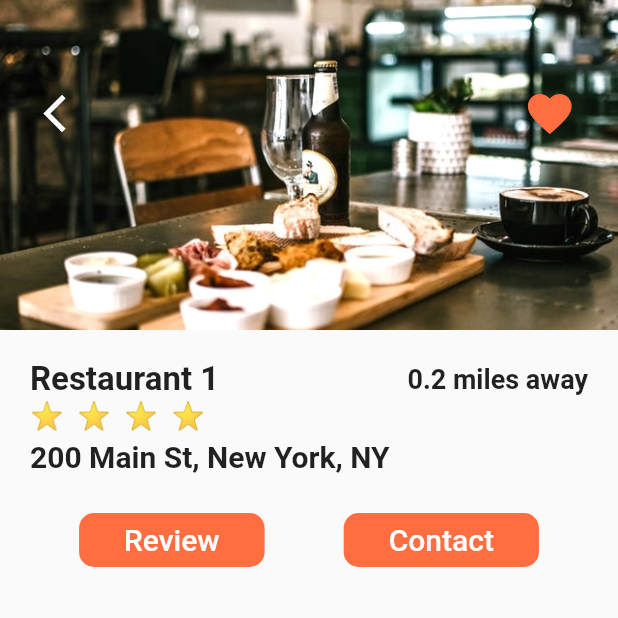
After one commit to merkyRobs/zappy_restro, a Flutter app: the screen it shows after launch, after a tap on "Restaurant 1", on a phone screen of 412 x 824 dp, the top half of it. The commit adds this screen. Run offline on Flutter 3.47's test engine with Material 2 defaults, Android fonts, the phone set to English and light mode, and no system bars.

Commit message:
Add the restaurant screen

```diff
--- a/lib/screens/home.dart
+++ b/lib/screens/home.dart
@@ -3,6 +3,8 @@ import 'package:zappy_restro/data/data.dart';
 import 'package:zappy_restro/model/restaurant.dart';
 import 'package:zappy_restro/widgets/rating_starts.dart';
 import 'package:zappy_restro/widgets/recent_orders.dart';
+
+import 'restauranr_screen.dart';
 
 class HomeScreen extends StatefulWidget {
   @override
@@ -13,7 +15,14 @@ class _HomeState extends State<HomeScreen> {
   _buildRestaurant() {
     List<Widget> restaurantList = [];
     restaurants.forEach((Restaurant restaurant) {
-      restaurantList.add(Container(
+      restaurantList.add(GestureDetector(
+        onTap: () => Navigator.push(
+          context,
+          MaterialPageRoute(
+            builder: (_) => RestaurantScreen(restaurant: restaurant),
+          ),
+        ),
+        child: Container(
           margin: EdgeInsets.symmetric(horizontal: 20.0, vertical: 10.0),
           decoration: BoxDecoration(
               color: Colors.white,
@@ -26,11 +35,14 @@ class _HomeState extends State<HomeScreen> {
             children: <Widget>[
               ClipRRect(
                 borderRadius: BorderRadius.circular(15.0),
+                child: Hero(
+                  tag: restaurant.imageUrl,
                   child: Image(
                     height: 150.0,
                     width: 150.0,
                     image: AssetImage(restaurant.imageUrl),
                     fit: BoxFit.cover,
+                  ),
                 ),
               ),
               Container(
@@ -41,8 +53,8 @@ class _HomeState extends State<HomeScreen> {
                   children: <Widget>[
                     Text(
                       restaurant.name,
-                    style:
-                        TextStyle(fontSize: 20.0, fontWeight: FontWeight.bold),
+                      style: TextStyle(
+                          fontSize: 20.0, fontWeight: FontWeight.bold),
                       overflow: TextOverflow.ellipsis,
                     ),
                     RatingStars(restaurant.rating),
@@ -51,8 +63,8 @@ class _HomeState extends State<HomeScreen> {
                     ),
                     Text(
                       restaurant.address,
-                    style:
-                        TextStyle(fontSize: 16.0, fontWeight: FontWeight.w600),
+                      style: TextStyle(
+                          fontSize: 16.0, fontWeight: FontWeight.w600),
                       overflow: TextOverflow.ellipsis,
                     ),
                     SizedBox(
@@ -60,14 +72,15 @@ class _HomeState extends State<HomeScreen> {
                     ),
                     Text(
                       '0.2 miles away',
-                    style:
-                        TextStyle(fontSize: 16.0, fontWeight: FontWeight.w600),
+                      style: TextStyle(
+                          fontSize: 16.0, fontWeight: FontWeight.w600),
                       overflow: TextOverflow.ellipsis,
                     )
                   ],
                 ),
               )
             ],
+          ),
         ),
       ));
     });
--- /dev/null
+++ b/lib/screens/restauranr_screen.dart
@@ -0,0 +1,122 @@
+import 'package:flutter/material.dart';
+import 'package:zappy_restro/model/restaurant.dart';
+import 'package:zappy_restro/widgets/rating_starts.dart';
+
+class RestaurantScreen extends StatefulWidget {
+  final Restaurant restaurant;
+  RestaurantScreen({this.restaurant});
+
+  @override
+  _RestaurantScreenState createState() => _RestaurantScreenState();
+}
+
+class _RestaurantScreenState extends State<RestaurantScreen> {
+  @override
+  Widget build(BuildContext context) {
+    return Container(
+      child: Scaffold(
+        body: Column(
+          children: <Widget>[
+            Stack(
+              children: <Widget>[
+                Hero(
+                  tag: widget.restaurant.imageUrl,
+                  child: Image(
+                    height: 220.0,
+                    width: MediaQuery.of(context).size.width,
+                    image: AssetImage(widget.restaurant.imageUrl),
+                    fit: BoxFit.cover,
+                  ),
+                ),
+                Padding(
+                  padding:
+                      EdgeInsets.symmetric(horizontal: 20.0, vertical: 50.0),
+                  child: Row(
+                    mainAxisAlignment: MainAxisAlignment.spaceBetween,
+                    children: <Widget>[
+                      IconButton(
+                          icon: Icon(Icons.arrow_back_ios),
+                          color: Colors.white,
+                          iconSize: 30.0,
+                          onPressed: () => Navigator.of(context).pop()),
+                      IconButton(
+                          icon: Icon(Icons.favorite),
+                          color: Theme.of(context).primaryColor,
+                          iconSize: 35.0,
+                          onPressed: () {})
+                    ],
+                  ),
+                ),
+              ],
+            ),
+            Padding(
+              padding: const EdgeInsets.all(20.0),
+              child: Column(
+                crossAxisAlignment: CrossAxisAlignment.start,
+                children: <Widget>[
+                  Row(
+                    mainAxisAlignment: MainAxisAlignment.spaceBetween,
+                    children: <Widget>[
+                      Text(
+                        widget.restaurant.name,
+                        style: TextStyle(
+                          fontSize: 22.0,
+                          fontWeight: FontWeight.w600,
+                        ),
+                      ),
+                      Text(
+                        '0.2 miles away',
+                        style: TextStyle(
+                            fontSize: 18.0, fontWeight: FontWeight.w600),
+                      ),
+                    ],
+                  ),
+                  RatingStars(widget.restaurant.rating),
+                  SizedBox(
+                    height: 6.0,
+                  ),
+                  Text(
+                    widget.restaurant.address,
+                    style: TextStyle(
+                      fontSize: 20.0,
+                      fontWeight: FontWeight.w600,
+                    ),
+                  ),
+                ],
+              ),
+            ),
+            Row(
+              mainAxisAlignment: MainAxisAlignment.spaceEvenly,
+              children: <Widget>[
+                FlatButton(
+                  padding: EdgeInsets.symmetric(horizontal: 30.0),
+                  color: Theme.of(context).primaryColor,
+                  shape: RoundedRectangleBorder(
+                      borderRadius: BorderRadius.circular(10.0)),
+                  child: Text(
+                    "Review",
+                    style: TextStyle(color: Colors.white,
+                    fontSize: 20.0),
+                  ),
+                  onPressed: () {},
+                ),
+                FlatButton(
+                  padding: EdgeInsets.symmetric(horizontal: 30.0),
+                  color: Theme.of(context).primaryColor,
+                  shape: RoundedRectangleBorder(
+                      borderRadius: BorderRadius.circular(10.0)),
+                  child: Text(
+                    "Contact",
+                    style: TextStyle(color: Colors.white,
+                    fontSize: 20.0),
+                  ),
+                  onPressed: () {},
+                )
+              ],
+            )
+          ],
+        ),
+      ),
+    );
+  }
+}
```
Lines whose indentation alone changed are shown as unchanged.
